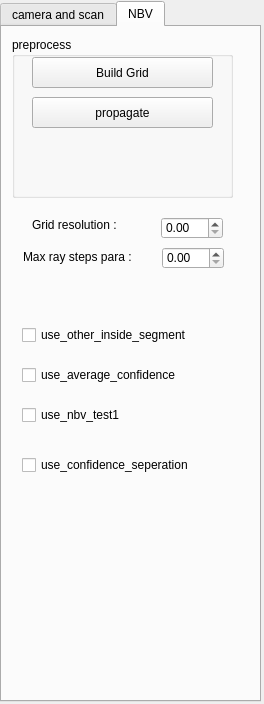
Before: the Qt Designer form Point Cloud/UI/camera_para.ui in sunwaylive/quality-driven-poisson-guided-autoscanning, drawn with Qt 5.
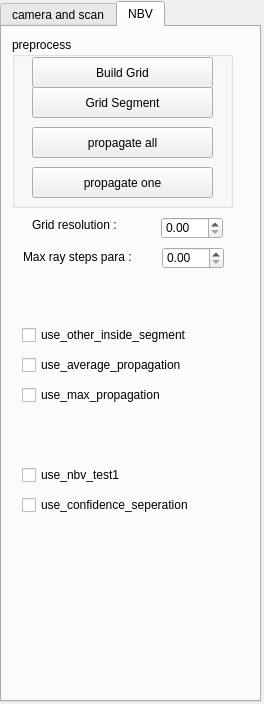
After: the same form once the commit is applied.

```diff
--- a/Point Cloud/UI/camera_para.ui
+++ b/Point Cloud/UI/camera_para.ui
@@ -343,7 +343,7 @@
        <x>10</x>
        <y>10</y>
        <width>221</width>
-       <height>161</height>
+       <height>171</height>
       </rect>
      </property>
      <property name="title">
@@ -366,13 +366,39 @@
       <property name="geometry">
        <rect>
         <x>20</x>
-        <y>60</y>
+        <y>90</y>
         <width>181</width>
         <height>31</height>
        </rect>
       </property>
       <property name="text">
-       <string>propagate</string>
+       <string>propagate all</string>
+      </property>
+     </widget>
+     <widget class="QPushButton" name="pushButton_propagate_one">
+      <property name="geometry">
+       <rect>
+        <x>20</x>
+        <y>130</y>
+        <width>181</width>
+        <height>31</height>
+       </rect>
+      </property>
+      <property name="text">
+       <string>propagate one</string>
+      </property>
+     </widget>
+     <widget class="QPushButton" name="pushButton_grid_segment">
+      <property name="geometry">
+       <rect>
+        <x>20</x>
+        <y>50</y>
+        <width>181</width>
+        <height>31</height>
+       </rect>
+      </property>
+      <property name="text">
+       <string>Grid Segment</string>
       </property>
      </widget>
     </widget>
@@ -428,7 +454,7 @@
      <property name="geometry">
       <rect>
        <x>20</x>
-       <y>430</y>
+       <y>470</y>
        <width>201</width>
        <height>16</height>
       </rect>
@@ -476,20 +502,20 @@
      <property name="geometry">
       <rect>
        <x>20</x>
-       <y>340</y>
+       <y>330</y>
        <width>201</width>
        <height>16</height>
       </rect>
      </property>
      <property name="text">
-      <string>use_average_confidence</string>
+      <string>use_average_propagation</string>
      </property>
     </widget>
     <widget class="QCheckBox" name="use_nbv_test1">
      <property name="geometry">
       <rect>
        <x>20</x>
-       <y>380</y>
+       <y>440</y>
        <width>201</width>
        <height>16</height>
       </rect>
@@ -498,6 +524,19 @@
       <string>use_nbv_test1</string>
      </property>
     </widget>
+    <widget class="QCheckBox" name="use_max_propagation">
+     <property name="geometry">
+      <rect>
+       <x>20</x>
+       <y>360</y>
+       <width>201</width>
+       <height>16</height>
+      </rect>
+     </property>
+     <property name="text">
+      <string>use_max_propagation</string>
+     </property>
+    </widget>
    </widget>
   </widget>
  </widget>
```
